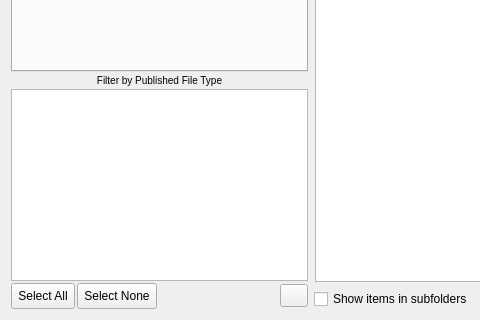
Qt form resources/dialog.ui (alaa-e-ibrahim/tk-swc-perforce-sync) before a commit; both pictures show x 0 to 480 and y 462 to 782 of the 1226 by 782 pixel window.
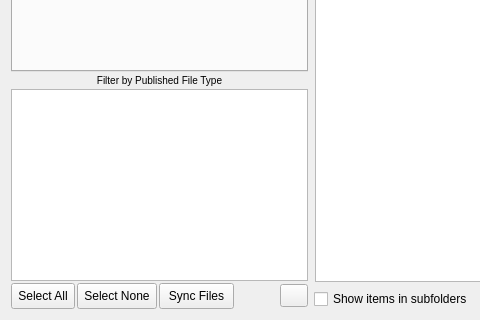
The same form after that commit. Icons and pictures are not drawn.

```diff
--- a/resources/dialog.ui
+++ b/resources/dialog.ui
@@ -274,6 +274,25 @@
          </property>
         </widget>
        </item>
+       <item>
+        <widget class="QToolButton" name="check_none">
+         <property name="sizePolicy">
+          <sizepolicy hsizetype="Fixed" vsizetype="Preferred">
+           <horstretch>0</horstretch>
+           <verstretch>0</verstretch>
+          </sizepolicy>
+         </property>
+         <property name="minimumSize">
+          <size>
+           <width>75</width>
+           <height>26</height>
+          </size>
+         </property>
+         <property name="text">
+          <string>Sync Files</string>
+         </property>
+        </widget>
+       </item>
        <item>
         <widget class="QLabel" name="label_3">
          <property name="text">
```
